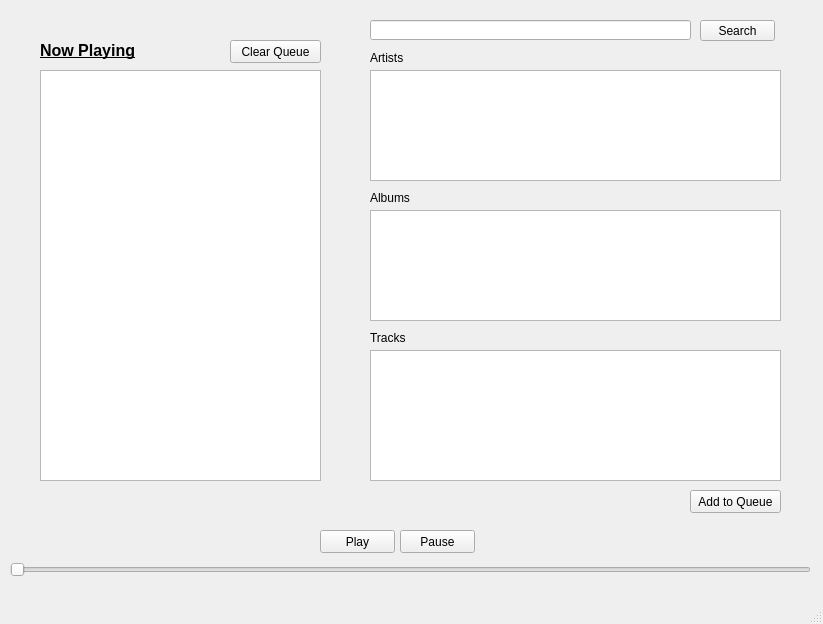
This is ui1.ui in nightfire8199/project-hermes as Qt 5 draws it before an edit. The edited form follows.
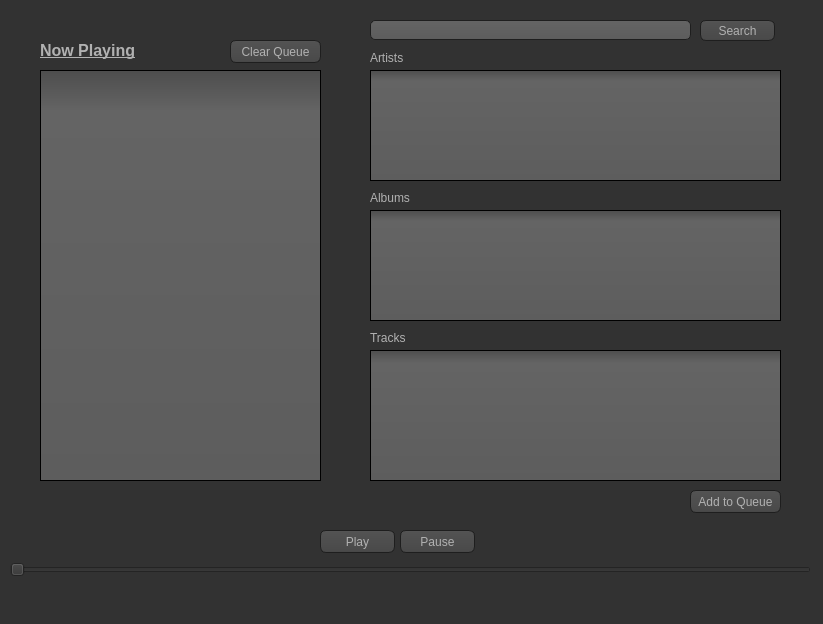
This is the edited form. Icons and pictures are not drawn.

Commit message: Upgraded UI interactivity

Diff of the .ui file:
```diff
--- a/ui1.ui
+++ b/ui1.ui
@@ -14,7 +14,465 @@
    <string>MainWindow</string>
   </property>
   <property name="styleSheet">
-   <string notr="true"/>
+   <string notr="true">QToolTip
+{
+     border: 1px solid black;
+     background-color: #ffa02f;
+     padding: 1px;
+     border-radius: 3px;
+     opacity: 100;
+}
+
+QWidget
+{
+    color: #b1b1b1;
+    background-color: #323232;
+}
+
+QWidget:item:hover
+{
+    background-color: QLinearGradient( x1: 0, y1: 0, x2: 0, y2: 1, stop: 0 #ffa02f, stop: 1 #ca0619);
+    color: #000000;
+}
+
+QWidget:item:selected
+{
+    background-color: QLinearGradient( x1: 0, y1: 0, x2: 0, y2: 1, stop: 0 #ffa02f, stop: 1 #d7801a);
+}
+
+QMenuBar::item
+{
+    background: transparent;
+}
+
+QMenuBar::item:selected
+{
+    background: transparent;
+    border: 1px solid #ffaa00;
+}
+
+QMenuBar::item:pressed
+{
+    background: #444;
+    border: 1px solid #000;
+    background-color: QLinearGradient(
+        x1:0, y1:0,
+        x2:0, y2:1,
+        stop:1 #212121,
+        stop:0.4 #343434/*,
+        stop:0.2 #343434,
+        stop:0.1 #ffaa00*/
+    );
+    margin-bottom:-1px;
+    padding-bottom:1px;
+}
+
+QMenu
+{
+    border: 1px solid #000;
+}
+
+QMenu::item
+{
+    padding: 2px 20px 2px 20px;
+}
+
+QMenu::item:selected
+{
+    color: #000000;
+}
+
+QWidget:disabled
+{
+    color: #404040;
+    background-color: #323232;
+}
+
+QAbstractItemView
+{
+    background-color: QLinearGradient( x1: 0, y1: 0, x2: 0, y2: 1, stop: 0 #4d4d4d, stop: 0.1 #646464, stop: 1 #5d5d5d);
+}
+
+QWidget:focus
+{
+    /*border: 2px solid QLinearGradient( x1: 0, y1: 0, x2: 0, y2: 1, stop: 0 #ffa02f, stop: 1 #d7801a);*/
+}
+
+QLineEdit
+{
+    background-color: QLinearGradient( x1: 0, y1: 0, x2: 0, y2: 1, stop: 0 #4d4d4d, stop: 0 #646464, stop: 1 #5d5d5d);
+    padding: 1px;
+    border-style: solid;
+    border: 1px solid #1e1e1e;
+    border-radius: 5;
+}
+
+QPushButton
+{
+    color: #b1b1b1;
+    background-color: QLinearGradient( x1: 0, y1: 0, x2: 0, y2: 1, stop: 0 #565656, stop: 0.1 #525252, stop: 0.5 #4e4e4e, stop: 0.9 #4a4a4a, stop: 1 #464646);
+    border-width: 1px;
+    border-color: #1e1e1e;
+    border-style: solid;
+    border-radius: 6;
+    padding: 3px;
+    font-size: 12px;
+    padding-left: 5px;
+    padding-right: 5px;
+}
+
+QPushButton:pressed
+{
+    background-color: QLinearGradient( x1: 0, y1: 0, x2: 0, y2: 1, stop: 0 #2d2d2d, stop: 0.1 #2b2b2b, stop: 0.5 #292929, stop: 0.9 #282828, stop: 1 #252525);
+}
+
+QComboBox
+{
+    selection-background-color: #ffaa00;
+    background-color: QLinearGradient( x1: 0, y1: 0, x2: 0, y2: 1, stop: 0 #565656, stop: 0.1 #525252, stop: 0.5 #4e4e4e, stop: 0.9 #4a4a4a, stop: 1 #464646);
+    border-style: solid;
+    border: 1px solid #1e1e1e;
+    border-radius: 5;
+}
+
+QComboBox:hover,QPushButton:hover
+{
+    border: 2px solid QLinearGradient( x1: 0, y1: 0, x2: 0, y2: 1, stop: 0 #ffa02f, stop: 1 #d7801a);
+}
+
+
+QComboBox:on
+{
+    padding-top: 3px;
+    padding-left: 4px;
+    background-color: QLinearGradient( x1: 0, y1: 0, x2: 0, y2: 1, stop: 0 #2d2d2d, stop: 0.1 #2b2b2b, stop: 0.5 #292929, stop: 0.9 #282828, stop: 1 #252525);
+    selection-background-color: #ffaa00;
+}
+
+QComboBox QAbstractItemView
+{
+    border: 2px solid darkgray;
+    selection-background-color: QLinearGradient( x1: 0, y1: 0, x2: 0, y2: 1, stop: 0 #ffa02f, stop: 1 #d7801a);
+}
+
+QComboBox::drop-down
+{
+     subcontrol-origin: padding;
+     subcontrol-position: top right;
+     width: 15px;
+
+     border-left-width: 0px;
+     border-left-color: darkgray;
+     border-left-style: solid; /* just a single line */
+     border-top-right-radius: 3px; /* same radius as the QComboBox */
+     border-bottom-right-radius: 3px;
+ }
+
+QComboBox::down-arrow
+{
+     image: url(:/down_arrow.png);
+}
+
+QGroupBox:focus
+{
+border: 2px solid QLinearGradient( x1: 0, y1: 0, x2: 0, y2: 1, stop: 0 #ffa02f, stop: 1 #d7801a);
+}
+
+QTextEdit:focus
+{
+    border: 2px solid QLinearGradient( x1: 0, y1: 0, x2: 0, y2: 1, stop: 0 #ffa02f, stop: 1 #d7801a);
+}
+
+QScrollBar:horizontal {
+     border: 1px solid #222222;
+     background: QLinearGradient( x1: 0, y1: 0, x2: 0, y2: 1, stop: 0.0 #121212, stop: 0.2 #282828, stop: 1 #484848);
+     height: 7px;
+     margin: 0px 16px 0 16px;
+}
+
+QScrollBar::handle:horizontal
+{
+      background: QLinearGradient( x1: 0, y1: 0, x2: 1, y2: 0, stop: 0 #ffa02f, stop: 0.5 #d7801a, stop: 1 #ffa02f);
+      min-height: 20px;
+      border-radius: 2px;
+}
+
+QScrollBar::add-line:horizontal {
+      border: 1px solid #1b1b19;
+      border-radius: 2px;
+      background: QLinearGradient( x1: 0, y1: 0, x2: 1, y2: 0, stop: 0 #ffa02f, stop: 1 #d7801a);
+      width: 14px;
+      subcontrol-position: right;
+      subcontrol-origin: margin;
+}
+
+QScrollBar::sub-line:horizontal {
+      border: 1px solid #1b1b19;
+      border-radius: 2px;
+      background: QLinearGradient( x1: 0, y1: 0, x2: 1, y2: 0, stop: 0 #ffa02f, stop: 1 #d7801a);
+      width: 14px;
+     subcontrol-position: left;
+     subcontrol-origin: margin;
+}
+
+QScrollBar::right-arrow:horizontal, QScrollBar::left-arrow:horizontal
+{
+      border: 1px solid black;
+      width: 1px;
+      height: 1px;
+      background: white;
+}
+
+QScrollBar::add-page:horizontal, QScrollBar::sub-page:horizontal
+{
+      background: none;
+}
+
+QScrollBar:vertical
+{
+      background: QLinearGradient( x1: 0, y1: 0, x2: 1, y2: 0, stop: 0.0 #121212, stop: 0.2 #282828, stop: 1 #484848);
+      width: 7px;
+      margin: 16px 0 16px 0;
+      border: 1px solid #222222;
+}
+
+QScrollBar::handle:vertical
+{
+      background: QLinearGradient( x1: 0, y1: 0, x2: 0, y2: 1, stop: 0 #ffa02f, stop: 0.5 #d7801a, stop: 1 #ffa02f);
+      min-height: 20px;
+      border-radius: 2px;
+}
+
+QScrollBar::add-line:vertical
+{
+      border: 1px solid #1b1b19;
+      border-radius: 2px;
+      background: QLinearGradient( x1: 0, y1: 0, x2: 0, y2: 1, stop: 0 #ffa02f, stop: 1 #d7801a);
+      height: 14px;
+      subcontrol-position: bottom;
+      subcontrol-origin: margin;
+}
+
+QScrollBar::sub-line:vertical
+{
+      border: 1px solid #1b1b19;
+      border-radius: 2px;
+      background: QLinearGradient( x1: 0, y1: 0, x2: 0, y2: 1, stop: 0 #d7801a, stop: 1 #ffa02f);
+      height: 14px;
+      subcontrol-position: top;
+      subcontrol-origin: margin;
+}
+
+QScrollBar::up-arrow:vertical, QScrollBar::down-arrow:vertical
+{
+      border: 1px solid black;
+      width: 1px;
+      height: 1px;
+      background: white;
+}
+
+
+QScrollBar::add-page:vertical, QScrollBar::sub-page:vertical
+{
+      background: none;
+}
+
+QTextEdit
+{
+    background-color: #242424;
+}
+
+QPlainTextEdit
+{
+    background-color: #242424;
+}
+
+QHeaderView::section
+{
+    background-color: QLinearGradient(x1:0, y1:0, x2:0, y2:1, stop:0 #616161, stop: 0.5 #505050, stop: 0.6 #434343, stop:1 #656565);
+    color: white;
+    padding-left: 4px;
+    border: 1px solid #6c6c6c;
+}
+
+QCheckBox:disabled
+{
+color: #414141;
+}
+
+QDockWidget::title
+{
+    text-align: center;
+    spacing: 3px; /* spacing between items in the tool bar */
+    background-color: QLinearGradient(x1:0, y1:0, x2:0, y2:1, stop:0 #323232, stop: 0.5 #242424, stop:1 #323232);
+}
+
+QDockWidget::close-button, QDockWidget::float-button
+{
+    text-align: center;
+    spacing: 1px; /* spacing between items in the tool bar */
+    background-color: QLinearGradient(x1:0, y1:0, x2:0, y2:1, stop:0 #323232, stop: 0.5 #242424, stop:1 #323232);
+}
+
+QDockWidget::close-button:hover, QDockWidget::float-button:hover
+{
+    background: #242424;
+}
+
+QDockWidget::close-button:pressed, QDockWidget::float-button:pressed
+{
+    padding: 1px -1px -1px 1px;
+}
+
+QMainWindow::separator
+{
+    background-color: QLinearGradient(x1:0, y1:0, x2:0, y2:1, stop:0 #161616, stop: 0.5 #151515, stop: 0.6 #212121, stop:1 #343434);
+    color: white;
+    padding-left: 4px;
+    border: 1px solid #4c4c4c;
+    spacing: 3px; /* spacing between items in the tool bar */
+}
+
+QMainWindow::separator:hover
+{
+
+    background-color: QLinearGradient(x1:0, y1:0, x2:0, y2:1, stop:0 #d7801a, stop:0.5 #b56c17 stop:1 #ffa02f);
+    color: white;
+    padding-left: 4px;
+    border: 1px solid #6c6c6c;
+    spacing: 3px; /* spacing between items in the tool bar */
+}
+
+QToolBar::handle
+{
+     spacing: 3px; /* spacing between items in the tool bar */
+     background: url(:/images/handle.png);
+}
+
+QMenu::separator
+{
+    height: 2px;
+    background-color: QLinearGradient(x1:0, y1:0, x2:0, y2:1, stop:0 #161616, stop: 0.5 #151515, stop: 0.6 #212121, stop:1 #343434);
+    color: white;
+    padding-left: 4px;
+    margin-left: 10px;
+    margin-right: 5px;
+}
+
+QProgressBar
+{
+    border: 2px solid grey;
+    border-radius: 5px;
+    text-align: center;
+}
+
+QProgressBar::chunk
+{
+    background-color: #d7801a;
+    width: 2.15px;
+    margin: 0.5px;
+}
+
+QTabBar::tab {
+    color: #b1b1b1;
+    border: 1px solid #444;
+    border-bottom-style: none;
+    background-color: #323232;
+    padding-left: 10px;
+    padding-right: 10px;
+    padding-top: 3px;
+    padding-bottom: 2px;
+    margin-right: -1px;
+}
+
+QTabWidget::pane {
+    border: 1px solid #444;
+    top: 1px;
+}
+
+QTabBar::tab:last
+{
+    margin-right: 0; /* the last selected tab has nothing to overlap with on the right */
+    border-top-right-radius: 3px;
+}
+
+QTabBar::tab:first:!selected
+{
+ margin-left: 0px; /* the last selected tab has nothing to overlap with on the right */
+
+
+    border-top-left-radius: 3px;
+}
+
+QTabBar::tab:!selected
+{
+    color: #b1b1b1;
+    border-bottom-style: solid;
+    margin-top: 3px;
+    background-color: QLinearGradient(x1:0, y1:0, x2:0, y2:1, stop:1 #212121, stop:.4 #343434);
+}
+
+QTabBar::tab:selected
+{
+    border-top-left-radius: 3px;
+    border-top-right-radius: 3px;
+    margin-bottom: 0px;
+}
+
+QTabBar::tab:!selected:hover
+{
+    /*border-top: 2px solid #ffaa00;
+    padding-bottom: 3px;*/
+    border-top-left-radius: 3px;
+    border-top-right-radius: 3px;
+    background-color: QLinearGradient(x1:0, y1:0, x2:0, y2:1, stop:1 #212121, stop:0.4 #343434, stop:0.2 #343434, stop:0.1 #ffaa00);
+}
+
+QRadioButton::indicator:checked, QRadioButton::indicator:unchecked{
+    color: #b1b1b1;
+    background-color: #323232;
+    border: 1px solid #b1b1b1;
+    border-radius: 6px;
+}
+
+QRadioButton::indicator:checked
+{
+    background-color: qradialgradient(
+        cx: 0.5, cy: 0.5,
+        fx: 0.5, fy: 0.5,
+        radius: 1.0,
+        stop: 0.25 #ffaa00,
+        stop: 0.3 #323232
+    );
+}
+
+QCheckBox::indicator{
+    color: #b1b1b1;
+    background-color: #323232;
+    border: 1px solid #b1b1b1;
+    width: 9px;
+    height: 9px;
+}
+
+QRadioButton::indicator
+{
+    border-radius: 6px;
+}
+
+QRadioButton::indicator:hover, QCheckBox::indicator:hover
+{
+    border: 1px solid #ffaa00;
+}
+
+QCheckBox::indicator:checked
+{
+    image:url(:/images/checkbox.png);
+}
+
+QCheckBox::indicator:disabled, QRadioButton::indicator:disabled
+{
+    border: 1px solid #444;
+}</string>
   </property>
   <widget class="QWidget" name="centralwidget">
    <widget class="QPushButton" name="searchButton">
```
The commit also changes 3 other files.
